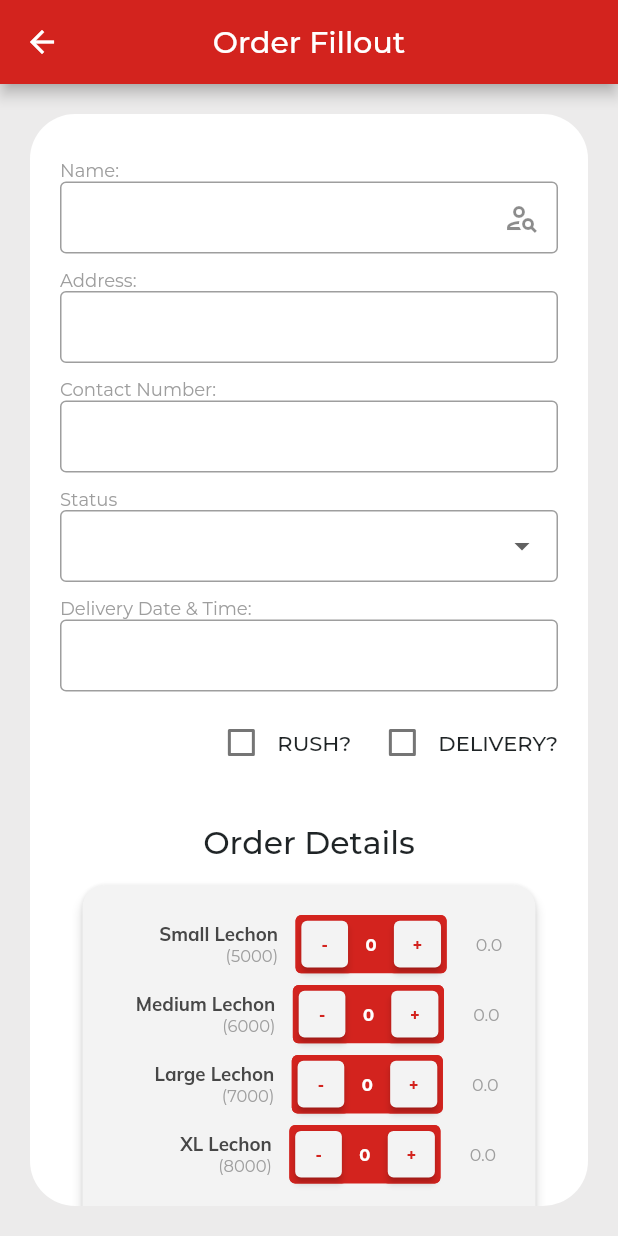
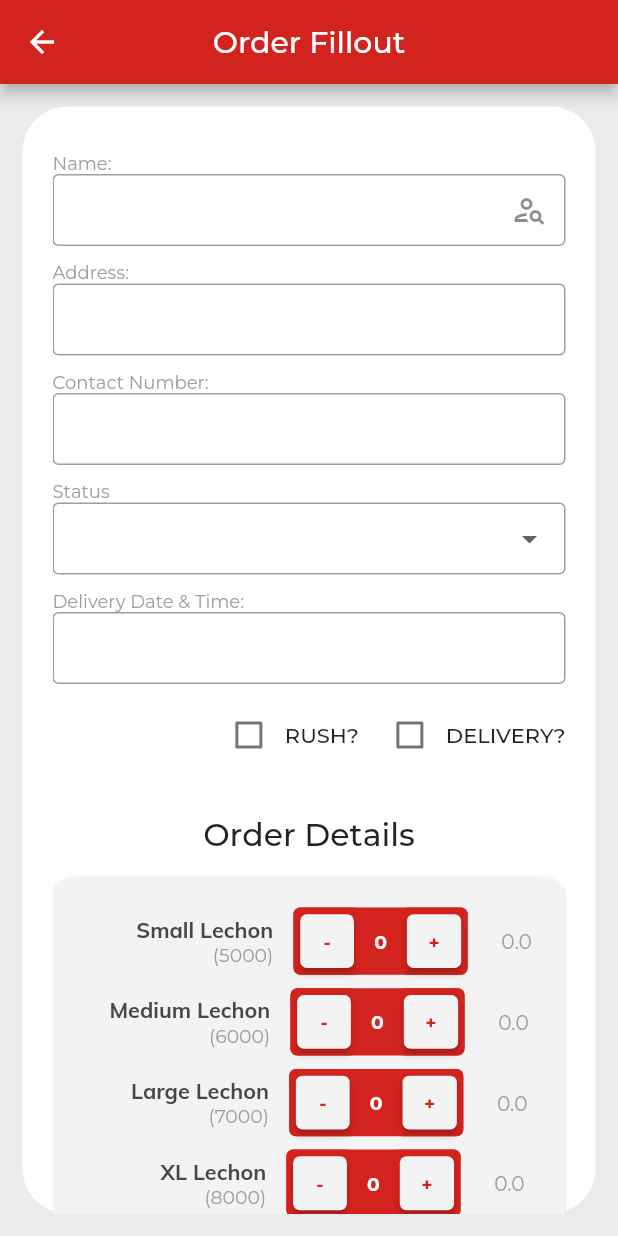
Before and after one commit to melzarjanchico-up/dennis-lechon-crm, a Flutter app: the AddOrder screen opened directly with empty values, on a phone screen of 412 x 824 dp. Run offline on Flutter 3.47's test engine with Material 2 defaults, Android fonts, the phone set to English and light mode, and no system bars; drawn by our look-alikes of datetime_picker_formfield; our stand-ins replace cloud_firestore, firebase_auth, firebase_core, fl_chart, flutter_spinkit, flutter_typeahead and 2 more; accounts and stored records are empty; network calls fail; statements that could not run were skipped; project files that could hold a hidden picture were left out.

Commit message:
fixed minor issue in add and edit order

```diff
--- a/lib/screens/order_screen/order_list/add_order.dart
+++ b/lib/screens/order_screen/order_list/add_order.dart
@@ -78,7 +78,7 @@ class _AddOrderState extends State<AddOrder> {
               color: Colors.white,
             ),
             padding: const EdgeInsets.fromLTRB(20, 0, 20, 0),
-            margin: const EdgeInsets.all(20),
+            margin: const EdgeInsets.all(15),
             child: Form(
               key: _formKey,
               child: SingleChildScrollView(
@@ -108,8 +108,7 @@ class _AddOrderState extends State<AddOrder> {
                                   borderRadius: BorderRadius.circular(15.0),
                                 ),
                                 elevation: 3,
-                                margin:
-                                    const EdgeInsets.fromLTRB(15, 15, 15, 15),
+                                margin: const EdgeInsets.fromLTRB(0, 15, 0, 15),
                                 child: Padding(
                                   padding: const EdgeInsets.all(20.0),
                                   child: FittedBox(
@@ -1099,14 +1098,16 @@ class _AddOrderState extends State<AddOrder> {
         ),
         SizedBox(
             width: 350,
+            //height: 35,
             child: TypeAheadFormField(
               hideOnLoading: true,
               textFieldConfiguration: TextFieldConfiguration(
                 controller: _searchCustomerController,
                 decoration: const InputDecoration(
-                    suffixIcon: Icon(Icons.person_search_outlined),
-                    border: OutlineInputBorder(),
-                    contentPadding: EdgeInsets.symmetric(horizontal: 15)),
+                  suffixIcon: Icon(Icons.person_search_outlined),
+                  border: OutlineInputBorder(),
+                  contentPadding: EdgeInsets.symmetric(horizontal: 15),
+                ),
               ),
 
               suggestionsCallback: (pattern) async {
@@ -1132,7 +1133,7 @@ class _AddOrderState extends State<AddOrder> {
                         text: '${customer.firstName} ${customer.lastName}',
                         style: const TextStyle(
                             fontFamily: 'Montserrat',
-                            //color: Colors.grey,
+                            color: Colors.black87,
                             //fontSize: 14.0,
                             fontWeight: FontWeight.w300),
                       )
@@ -1187,7 +1188,7 @@ class _AddOrderState extends State<AddOrder> {
                         text: 'This customer does not exist.',
                         style: TextStyle(
                             fontFamily: 'Montserrat',
-                            //color: Colors.grey,
+                            color: Colors.black87,
                             fontWeight: FontWeight.w300),
                       )
                     ]),
@@ -1227,6 +1228,7 @@ class _AddOrderState extends State<AddOrder> {
         ),
         SizedBox(
           width: 350,
+          //height: 35,
           child: TextFormField(
             controller: _addressController,
             decoration: const InputDecoration(
@@ -1252,6 +1254,7 @@ class _AddOrderState extends State<AddOrder> {
         ),
         SizedBox(
           width: 350,
+          //height: 35,
           child: TextFormField(
             controller: _contactController,
             decoration: const InputDecoration(
@@ -1279,6 +1282,7 @@ class _AddOrderState extends State<AddOrder> {
         ),
         SizedBox(
           width: 350,
+          // height: 35,
           child: DropdownButtonFormField<String>(
             decoration: const InputDecoration(
               //isDense: true,
@@ -1315,6 +1319,7 @@ class _AddOrderState extends State<AddOrder> {
         ),
         SizedBox(
             width: 350,
+            //height: 35,
             child: DateTimeField(
               format: format,
               onChanged: (val) {
```
Also changed, not shown: lib/screens/order_screen/order_list/edit_order.dart (+6 -3 lines).
